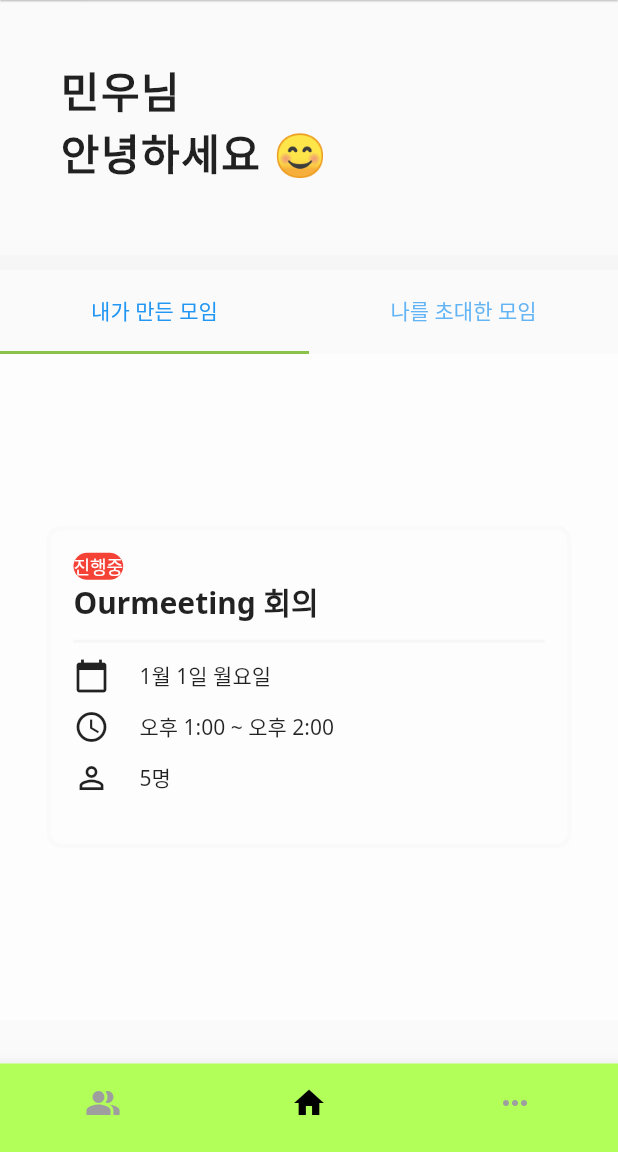
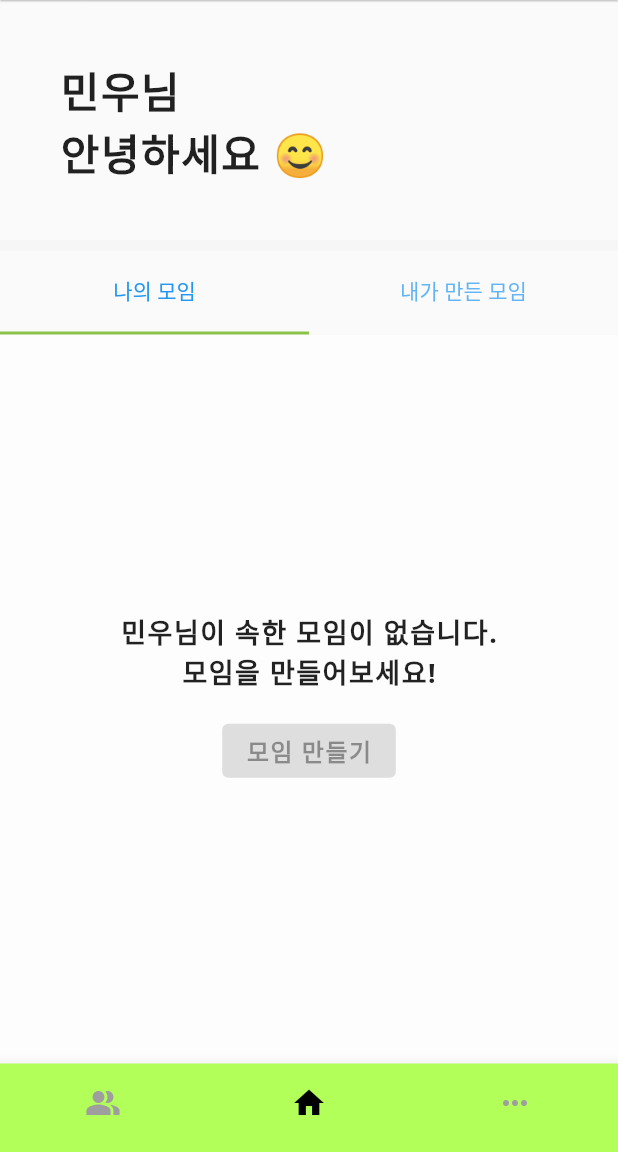
Before and after one commit to HMWG/getTogether-Android, a Flutter app: the screen it shows after launch, on a phone screen of 412 x 824 dp, the part 84-1236 px from its top. Run offline on Flutter 3.47's test engine with Material 2 defaults, Android fonts, the phone set to English and light mode, and no system bars; drawn by our look-alikes of contained_tab_bar_view; our stand-ins replace get; Roboto replaces fonts that are missing (yeonSung).

Commit message:
:sparkles: feat : 메인페이지 탭 생성

```diff
--- a/lib/mainscreen/homescreen.dart
+++ b/lib/mainscreen/homescreen.dart
@@ -12,6 +12,8 @@ class HomeScreen extends StatefulWidget {
 
 class _HomeScreenState extends State<HomeScreen> {
   String name = "민우";
+  int meetingNum = 0;
+  int myMeetingNum = 5;
 
   @override
   Widget build(BuildContext context) {
@@ -28,13 +30,13 @@ class _HomeScreenState extends State<HomeScreen> {
           backgroundColor: Colors.white,
           actions: [IconButton(onPressed: () {}, icon: Icon(Icons.menu))],
         ),
-        body: SingleChildScrollView(
+        body: Container(
             child: Column(
           crossAxisAlignment: CrossAxisAlignment.stretch,
           children: [
             Container(
               width: double.infinity,
-              height: 170,
+              height: 160,
               padding: EdgeInsets.fromLTRB(40, 40, 0, 0),
               child: Column(
                 crossAxisAlignment: CrossAxisAlignment.start,
@@ -59,26 +61,106 @@ class _HomeScreenState extends State<HomeScreen> {
             ),
             Container(
               width: double.infinity,
-              height: 10,
+              height: 7,
               color: Color(0xffF6F6F6),
             ),
-            Container(
+            Expanded(
+              child: Container(
                   width: double.infinity,
-              height: 500,
+                  height: double.infinity,
                   child: ContainedTabBarView(
                     tabs: [
+                      Text('나의 모임'),
                       Text('내가 만든 모임'),
-                  Text('나를 초대한 모임'),
                     ],
                     views: [
                       Container(
                         color: Colors.white60,
-                    child: MeetingCard(),
+                        child: meetingNum != 0
+                            ? ListView.builder(
+                                itemCount: meetingNum,
+                                itemBuilder: (BuildContext context, int index) {
+                                  return MeetingCard();
+                                })
+                            : Container(
+                                child: Column(
+                                  mainAxisAlignment: MainAxisAlignment.center,
+                                  children: [
+                                    Text(
+                                      name + '님이 속한 모임이 없습니다.',
+                                      style: TextStyle(
+                                          fontSize: 18,
+                                          fontWeight: FontWeight.bold,
+                                          letterSpacing: 1.0),
                                     ),
-                  Container(color: Colors.green)
+                                    Text(
+                                      '모임을 만들어보세요!',
+                                      style: TextStyle(
+                                          fontSize: 18,
+                                          fontWeight: FontWeight.bold,
+                                          letterSpacing: 1.0),
+                                    ),
+                                    SizedBox(
+                                      height: 15,
+                                    ),
+                                    ElevatedButton(
+                                        onPressed: null,
+                                        child: Text(
+                                          '모임 만들기',
+                                          style: TextStyle(
+                                              fontSize: 16,
+                                              fontWeight: FontWeight.bold,
+                                              letterSpacing: 1.0),
+                                        ))
+                                  ],
+                                ),
+                              ),
+                      ),
+                      Container(
+                        color: Colors.white60,
+                        child: myMeetingNum != 0
+                            ? ListView.builder(
+                                itemCount: myMeetingNum,
+                                itemBuilder: (BuildContext context, int index) {
+                                  return MeetingCard();
+                                })
+                            : Container(
+                                child: Column(
+                                  mainAxisAlignment: MainAxisAlignment.center,
+                                  children: [
+                                    Text(
+                                      '내가 만든 모임이 없습니다.',
+                                      style: TextStyle(
+                                          fontSize: 18,
+                                          fontWeight: FontWeight.bold,
+                                          letterSpacing: 1.0),
+                                    ),
+                                    Text(
+                                      '모임을 만들어보세요!',
+                                      style: TextStyle(
+                                          fontSize: 18,
+                                          fontWeight: FontWeight.bold,
+                                          letterSpacing: 1.0),
+                                    ),
+                                    SizedBox(
+                                      height: 15,
+                                    ),
+                                    ElevatedButton(
+                                        onPressed: null,
+                                        child: Text(
+                                          '모임 만들기',
+                                          style: TextStyle(
+                                              fontSize: 16,
+                                              fontWeight: FontWeight.bold,
+                                              letterSpacing: 1.0),
+                                        ))
+                                  ],
+                                ),
+                              ),
+                      ),
                     ],
                     onChange: (index) => print(index),
-              ),
+                  )),
             )
           ],
         )));
```
Lines whose indentation alone changed are shown as unchanged.
